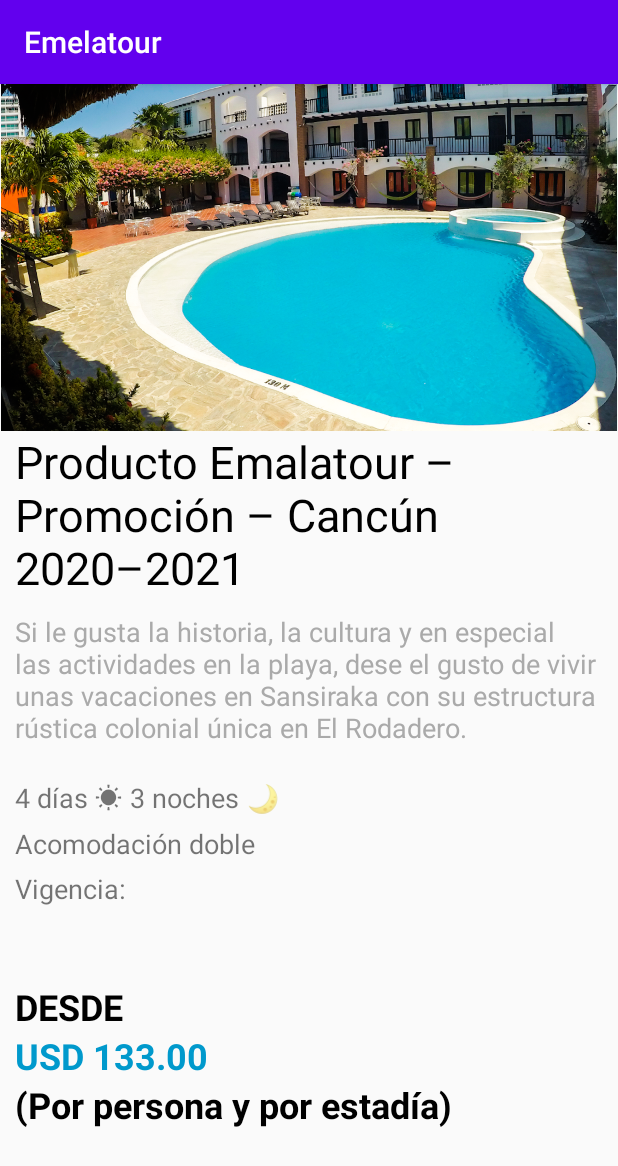
After one commit to ghostspook/Emelatour, an Android app: the CancunActivity screen opened directly, with no data from a screen before it, on a phone screen of 412 x 824 dp. The commit adds this screen. Shown: the top 1166 px of the screen. Run offline under Robolectric (Android 15) with nearby library versions, the phone set to English and light mode, and no system bars.

Commit message:
CancunActivity

```diff
--- a/app/src/main/AndroidManifest.xml
+++ b/app/src/main/AndroidManifest.xml
@@ -9,18 +9,20 @@
         android:roundIcon="@mipmap/ic_launcher_round"
         android:supportsRtl="true"
         android:theme="@style/AppTheme">
-        <activity android:name=".PromoActivity"></activity>
-        <activity android:name=".SplashScreen"
-                android:theme="@style/SplashScreen">
+        <activity android:name=".CancunActivity"/>
+        <activity android:name=".PromoActivity" />
+        <activity
+            android:name=".SplashScreen"
+            android:theme="@style/SplashScreen">
             <intent-filter>
                 <action android:name="android.intent.action.MAIN" />
 
                 <category android:name="android.intent.category.LAUNCHER" />
             </intent-filter>
         </activity>
-        <activity android:name=".MainActivity"
-            android:theme="@style/AppTheme">
-        </activity>
+        <activity
+            android:name=".MainActivity"
+            android:theme="@style/AppTheme"/>
     </application>
 
 </manifest>
--- /dev/null
+++ b/app/src/main/java/com/example/emelatour/CancunActivity.java
@@ -0,0 +1,14 @@
+package com.example.emelatour;
+
+import androidx.appcompat.app.AppCompatActivity;
+
+import android.os.Bundle;
+
+public class CancunActivity extends AppCompatActivity {
+
+    @Override
+    protected void onCreate(Bundle savedInstanceState) {
+        super.onCreate(savedInstanceState);
+        setContentView(R.layout.activity_cancun);
+    }
+}
--- a/app/src/main/java/com/example/emelatour/MainActivity.java
+++ b/app/src/main/java/com/example/emelatour/MainActivity.java
@@ -15,10 +15,10 @@ public class MainActivity extends AppCompatActivity {
         setContentView(R.layout.activity_main);
     }
 
-    public void onImageClick(View view)
+    public void onCancunImageClick(View view)
     {
         Log.d("MainActivity", "Image clicked");
-        Intent intent = new Intent(this, PromoActivity.class);
+        Intent intent = new Intent(this, CancunActivity.class);
         startActivity(intent);
     }
 }
--- /dev/null
+++ b/app/src/main/res/layout/activity_cancun.xml
@@ -0,0 +1,137 @@
+<?xml version="1.0" encoding="utf-8"?>
+<androidx.constraintlayout.widget.ConstraintLayout xmlns:android="http://schemas.android.com/apk/res/android"
+    xmlns:app="http://schemas.android.com/apk/res-auto"
+    xmlns:tools="http://schemas.android.com/tools"
+    android:layout_width="match_parent"
+    android:layout_height="match_parent"
+    tools:context=".CancunActivity">
+
+    <ScrollView
+        android:layout_width="match_parent"
+        android:layout_height="match_parent">
+
+        <LinearLayout
+            android:layout_width="match_parent"
+            android:layout_height="wrap_content"
+            android:orientation="vertical" >
+
+            <ImageView
+                android:id="@+id/imageView5"
+                android:layout_width="match_parent"
+                android:layout_height="wrap_content"
+                android:adjustViewBounds="true"
+                android:contentDescription="@string/cancun"
+                android:scaleType="fitCenter"
+                app:srcCompat="@drawable/sansiraka" />
+
+            <LinearLayout
+                android:layout_width="match_parent"
+                android:layout_height="match_parent"
+                android:layout_marginLeft="10dp"
+                android:layout_marginRight="10dp"
+                android:orientation="vertical">
+
+                <TextView
+                    android:id="@+id/textView9"
+                    android:layout_width="match_parent"
+                    android:layout_height="wrap_content"
+                    android:text="@string/promo_cancun_title"
+                    android:textColor="@android:color/black"
+                    android:textSize="30sp" />
+
+                <TextView
+                    android:id="@+id/textView10"
+                    android:layout_width="match_parent"
+                    android:layout_height="wrap_content"
+                    android:layout_marginTop="10dp"
+                    android:text="@string/promo_cancun_description"
+                    android:textColor="@android:color/darker_gray"
+                    android:textSize="18sp" />
+
+                <LinearLayout
+                    android:layout_width="match_parent"
+                    android:layout_height="match_parent"
+                    android:layout_marginTop="20dp"
+                    android:orientation="horizontal">
+
+                    <TextView
+                        android:id="@+id/textView11"
+                        android:layout_width="wrap_content"
+                        android:layout_height="wrap_content"
+                        android:text="@string/promo_cancun_days"
+                        android:textSize="18sp" />
+
+                    <TextView
+                        android:id="@+id/textView12"
+                        android:layout_width="wrap_content"
+                        android:layout_height="wrap_content"
+                        android:layout_marginStart="5dp"
+                        android:layout_marginLeft="5dp"
+                        android:text="@string/promo_cancun_nights"
+                        android:textSize="18sp" />
+
+                </LinearLayout>
+
+                <LinearLayout
+                    android:layout_width="match_parent"
+                    android:layout_height="match_parent"
+                    android:layout_marginTop="5dp"
+                    android:orientation="horizontal">
+
+                    <TextView
+                        android:id="@+id/textView13"
+                        android:layout_width="0dp"
+                        android:layout_height="wrap_content"
+                        android:layout_weight="1"
+                        android:text="@string/promo_sansiraka_accomodation"
+                        android:textSize="18sp" />
+                </LinearLayout>
+
+                <LinearLayout
+                    android:layout_width="match_parent"
+                    android:layout_height="match_parent"
+                    android:layout_marginTop="5dp"
+                    android:orientation="horizontal">
+
+                    <TextView
+                        android:id="@+id/textView14"
+                        android:layout_width="0dp"
+                        android:layout_height="wrap_content"
+                        android:layout_weight="1"
+                        android:text="@string/promo_cancun_valid_trough"
+                        android:textSize="18sp" />
+
+                </LinearLayout>
+
+                <TextView
+                    android:id="@+id/textView15"
+                    android:layout_width="match_parent"
+                    android:layout_height="wrap_content"
+                    android:layout_marginTop="50dp"
+                    android:text="@string/from"
+                    android:textColor="@android:color/black"
+                    android:textSize="24sp"
+                    android:textStyle="bold" />
+
+                <TextView
+                    android:id="@+id/textView16"
+                    android:layout_width="match_parent"
+                    android:layout_height="wrap_content"
+                    android:text="@string/promo_cancun_price"
+                    android:textColor="@android:color/holo_blue_dark"
+                    android:textSize="24sp"
+                    android:textStyle="bold" />
+
+                <TextView
+                    android:id="@+id/textView17"
+                    android:layout_width="match_parent"
+                    android:layout_height="wrap_content"
+                    android:text="@string/per_guest_per_stay"
+                    android:textColor="@android:color/black"
+                    android:textSize="24sp"
+                    android:textStyle="bold" />
+            </LinearLayout>
+
+        </LinearLayout>
+    </ScrollView>
+</androidx.constraintlayout.widget.ConstraintLayout>
--- a/app/src/main/res/layout/activity_main.xml
+++ b/app/src/main/res/layout/activity_main.xml
@@ -361,7 +361,7 @@
                             android:clickable="true"
                             android:contentDescription="@string/san_andres"
                             android:focusable="true"
-                            android:onClick="onImageClick"
+                            android:onClick="onCancunImageClick"
                             android:scaleType="fitXY"
                             app:srcCompat="@drawable/cancun" />
                     </androidx.cardview.widget.CardView>
--- a/app/src/main/res/values/strings.xml
+++ b/app/src/main/res/values/strings.xml
@@ -28,4 +28,12 @@
     <string name="per_guest_per_stay">(Por persona y por estadía)</string>
     <string name="promo_sansiraka_price">USD 133.00</string>
     <string name="orlando">Orlando</string>
+    <string name="cancun">Cancún</string>
+    <string name="promo_cancun_title">Producto Emalatour – Promoción – Cancún 2020–2021</string>
+    <string name="promo_cancun_description">Si le gusta la historia, la cultura y en especial las actividades en la playa, dese el gusto de vivir unas vacaciones en Sansiraka con su estructura rústica colonial única en El Rodadero.</string>
+    <string name="promo_cancun_days">4 días  &#9728;</string>
+    <string name="promo_cancun_nights">3 noches &#127769;</string>
+    <string name="promo_cancun_accomodation">Acomodación doble</string>
+    <string name="promo_cancun_valid_trough">Vigencia:</string>
+    <string name="promo_cancun_price">USD 133.00</string>
 </resources>
```
